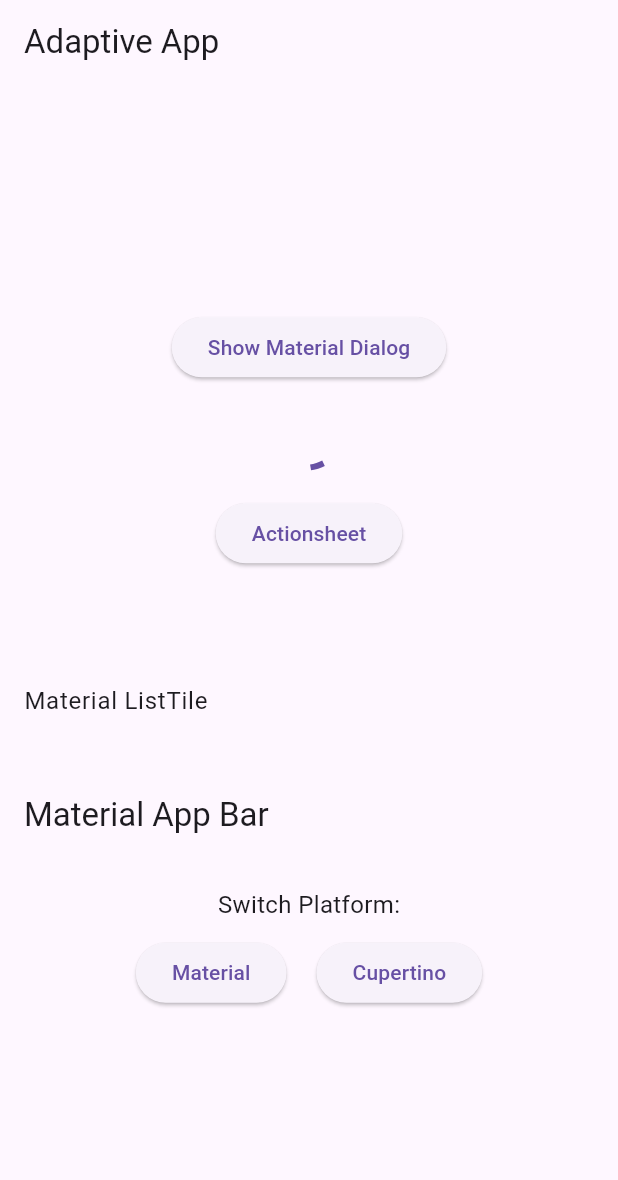
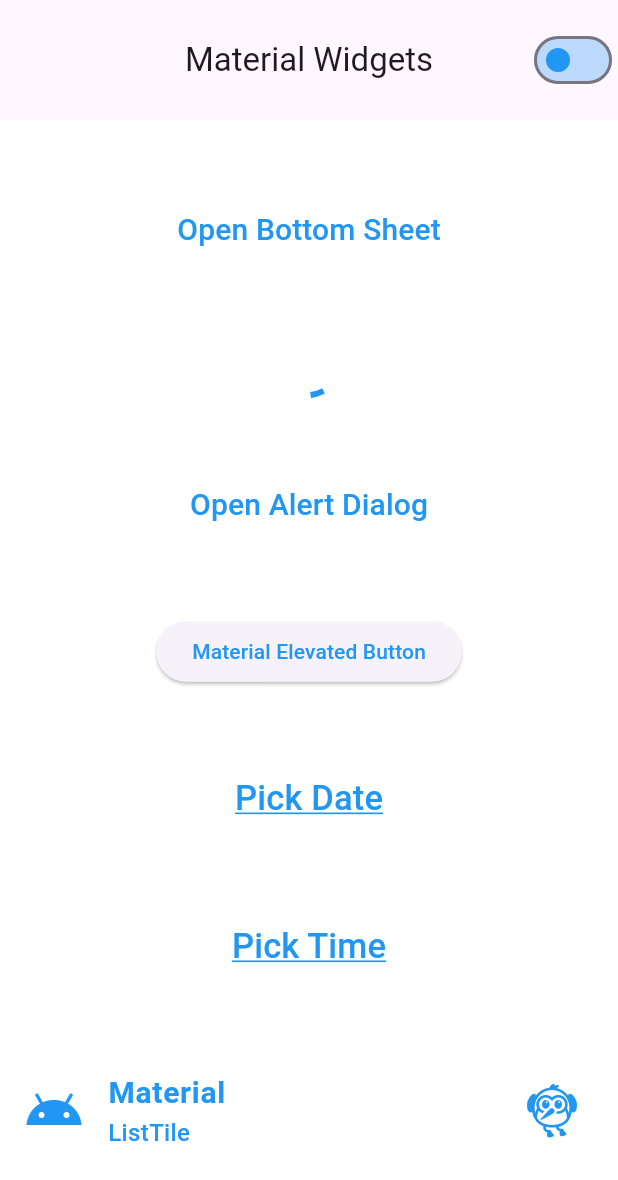
Before and after one commit to MEeTpanchal1222/advence_flutter_ch_2, a Flutter app: the screen it shows after launch, on a phone screen of 412 x 824 dp. Shown: the top 1180 px of the screen. Run offline on Flutter 3.47's test engine with Material 3 defaults, Android fonts, the phone set to English and light mode, and no system bars.

Commit message:
ram  ram

```diff
--- a/lib/2_1/action_sheet/ios/view/ios_dialog_box.dart
+++ b/lib/2_1/action_sheet/ios/view/ios_dialog_box.dart
@@ -16,7 +16,7 @@ class ActionSheet extends StatelessWidget {
         centerTitle: true,
         backgroundColor: Colors.white,
         title: const Text(
-          "Date Picker Ios",
+          "ActionSheet Ios",
           style: TextStyle(color: Colors.black),
         ),
       ),
--- a/lib/2_2/CupertinoAlertDialog/swiach_Alertdialog.dart
+++ /dev/null
@@ -1,205 +0,0 @@
-import 'package:flutter/cupertino.dart';
-import 'package:flutter/material.dart';
-import 'package:provider/provider.dart';
-
-import '../provider/provider.dart';
-
-class swicth extends StatelessWidget {
-  @override
-  Widget build(BuildContext context) {
-    return Scaffold(
-      appBar: AppBar(
-        title: Text('Adaptive App'),
-      ),
-      body: Center(
-        child: Column(
-          mainAxisAlignment: MainAxisAlignment.center,
-          children: <Widget>[
-            PlatformProvider.platform == 'ios'?
-            CupertinoButton(
-              child: Text('Show Cupertino Alert'),
-              onPressed: () {
-                showCupertinoDialog(
-                  context: context,
-                  builder: (context) => CupertinoAlertDialog(
-                    title: Text('Cupertino Alert'),
-                    content: Text('This is a Cupertino Alert!'),
-                    actions: <Widget>[
-                      CupertinoDialogAction(
-                        child: Text('OK'),
-                        onPressed: () {
-                          Navigator.of(context).pop();
-                        },
-                      ),
-                    ],
-                  ),
-                );
-              },
-            ):ElevatedButton(
-          child: Text('Show Material Dialog'),
-          onPressed: () {
-            showDialog(
-              context: context,
-              builder: (context) => AlertDialog(
-                title: Text('Material Alert'),
-                content: Text('This is a Material Alert!'),
-                actions: <Widget>[
-                  TextButton(
-                    child: Text('OK'),
-                    onPressed: () {
-                      Navigator.of(context).pop();
-                    },
-                  ),
-                ],
-              ),
-            );
-          },
-        ),
-            SizedBox(height: 20),
-            PlatformProvider.platform == 'ios'
-                ? CupertinoActivityIndicator()
-                : CircularProgressIndicator(),
-            SizedBox(height: 20),
-            PlatformProvider.platform == 'ios'
-                ? CupertinoButton(
-              child: Text('Actionsheet'),
-              onPressed:() =>
-              CupertinoActionSheet(
-                                actions: <Widget>[
-                  CupertinoActionSheetAction(
-                    child: Text('Option 1'),
-                    onPressed: () {
-                      // Add your action here
-                    },
-                  ),
-                  CupertinoActionSheetAction(
-                    child: Text('Option 2'),
-                    onPressed: () {
-                      // Add your action here
-                    },
-                  ),
-                                ],
-                                cancelButton: CupertinoActionSheetAction(
-                  child: Text('Cancel'),
-                  onPressed: () {
-                    Navigator.of(context).pop();
-                  },
-                                ),
-                              ),
-                )
-                :
-            ElevatedButton(
-              child: Text('Actionsheet'),
-              onPressed: () => Visibility(
-                visible:PlatformProvider.isactionsheet,
-                child: AlertDialog(
-                  title: Text('Material Action Sheet'),
-                  content: Text('This is a Material Action Sheet!'),
-                  actions: <Widget>[
-                    TextButton(
-                      child: Text('Option 1'),
-                      onPressed: () {
-                        // Add your action here
-                      },
-                    ),
-                    TextButton(
-                      child: Text('Option 2'),
-                      onPressed: () {
-                        // Add your action here
-                      },
-                    ),
-                    TextButton(
-                      child: Text('Cancel'),
-                      onPressed: () {
-                        Navigator.of(context).pop();
-                      },
-                    ),
-                  ],
-                ),
-              ),
-            ),
-            SizedBox(height: 20),
-            PlatformProvider.platform == 'ios'
-                ? CupertinoDatePicker(
-              mode: CupertinoDatePickerMode.date,
-              initialDateTime: DateTime.now(),
-              onDateTimeChanged: (DateTime newDateTime) {
-                // Do something with the new date
-              },
-            )
-                : Container(),
-            SizedBox(height: 20),
-            PlatformProvider.platform == 'ios'
-                ? CupertinoTimerPicker(
-              mode: CupertinoTimerPickerMode.hms,
-              onTimerDurationChanged: (Duration value) {
-
-              },
-
-            )
-                : Container(),
-            SizedBox(height: 20),
-            PlatformProvider.platform == 'ios'
-                ? CupertinoListTile(
-              title: Text('Cupertino ListTile'),
-              onTap: () {
-                // Add your onTap action here
-              },
-            )
-                : ListTile(
-              title: Text('Material ListTile'),
-              onTap: () {
-                // Add your onTap action here
-              },
-            ),
-            SizedBox(height: 20),
-            PlatformProvider.platform == 'ios'
-                ? CupertinoNavigationBar(
-              middle: Text('Cupertino Navigation Bar'),
-            )
-                : AppBar(
-              title: Text('Material App Bar'),
-            ),
-            SizedBox(height: 20),
-            PlatformSwitcher(),
-          ],
-        ),
-      ),
-    );
-  }
-}
-
-class PlatformSwitcher extends StatelessWidget {
-  @override
-  Widget build(BuildContext context) {
-    return Column(
-      children: [
-        Text(
-          'Switch Platform:',
-          style: TextStyle(fontSize: 16),
-        ),
-        SizedBox(height: 10),
-        Row(
-          mainAxisAlignment: MainAxisAlignment.center,
-          children: [
-            ElevatedButton(
-              onPressed: () {
-                Provider.of<PlatformProvider>(context, listen: false)
-                    .setandriod();
-              },
-              child: Text('Material'),
-            ),
-            SizedBox(width: 20),
-            ElevatedButton(
-              onPressed: () {
-                Provider.of<PlatformProvider>(context, listen: false)
-                    .setios();
-              },
-              child: Text('Cupertino'),
-            ),
-          ],
-        ),
-      ],
-    );
-  }
-}
--- /dev/null
+++ b/lib/2_2/adptive/adptive.dart
@@ -0,0 +1,22 @@
+import 'package:flutter/cupertino.dart';
+import 'package:flutter/material.dart';
+import 'package:provider/provider.dart';
+
+import '../andriod/andriod.dart';
+import '../ios/ios.dart';
+import '../provider/provider_adptive.dart';
+
+class AdaptiveMaterialCupertino extends StatelessWidget {
+  const AdaptiveMaterialCupertino({super.key});
+
+  @override
+  Widget build(BuildContext context) {
+    if (Provider.of<SwitchProvider>(context, listen: true).isCupertino) {
+      return CupertinoApp(
+          debugShowCheckedModeBanner: false, home: CupertinoWidgets());
+    } else {
+      return MaterialApp(
+          debugShowCheckedModeBanner: false, home: MaterialWidgets());
+    }
+  }
+}
--- a/lib/2_2/adptive_widget/adptive.dart
+++ /dev/null
@@ -1,40 +0,0 @@
-import 'package:flutter/cupertino.dart';
-import 'package:flutter/material.dart';
-import 'package:provider/provider.dart';
-
-import '../CupertinoAlertDialog/swiach_Alertdialog.dart';
-import '../provider/provider.dart';
-
-class adptive extends StatelessWidget {
-  const adptive({super.key});
-
-  @override
-  Widget build(BuildContext context) {
-    return  MultiProvider(
-      providers: [
-        ChangeNotifierProvider(
-          create: (context) => PlatformProvider(),
-        )
-      ],
-      child:
-      PlatformProvider.platform == 'ios'
-          ?
-      CupertinoApp(
-        debugShowCheckedModeBanner: false,
-        title: 'Adaptive App',
-        home: swicth(),
-        theme: CupertinoThemeData(
-          primaryColor: Colors.blue,
-        ),
-      )
-          : MaterialApp(
-        debugShowCheckedModeBanner: false,
-        title: 'Adaptive App',
-        home: swicth(),
-        theme: ThemeData(
-          primarySwatch: Colors.blue,
-        ),
-      ),
-    );
-  }
-}
--- /dev/null
+++ b/lib/2_2/andriod/andriod.dart
@@ -0,0 +1,161 @@
+import 'package:flutter/material.dart';
+import 'package:provider/provider.dart';
+
+import '../provider/provider_adptive.dart';
+
+class MaterialWidgets extends StatelessWidget {
+  const MaterialWidgets({super.key});
+
+  @override
+  Widget build(BuildContext context) {
+    return Scaffold(
+      backgroundColor: Colors.white,
+      appBar: AppBar(
+        toolbarHeight: 80,
+        title: Text(
+          "Material Widgets",
+        ),
+        centerTitle: true,
+        actions: [
+          Switch(
+            value:
+            Provider.of<SwitchProvider>(context, listen: true).isCupertino,
+            inactiveThumbColor: Colors.blue,
+            inactiveTrackColor: Colors.blue.withOpacity(0.3),
+            onChanged: (value) {
+              Provider.of<SwitchProvider>(context, listen: false)
+                  .changeLibrary(value);
+            },
+          )
+        ],
+      ),
+      body: Center(
+        child: Column(
+          mainAxisAlignment: MainAxisAlignment.spaceEvenly,
+          children: [
+            TextButton(
+                onPressed: () {
+                  showModalBottomSheet(
+                    context: context,
+                    builder: (context) => Center(
+                      child: Text(
+                        "This is material bottom sheet",
+                        style: TextStyle(
+                          fontSize: 20,
+                        ),
+                      ),
+                    ),
+                  );
+                },
+                child: Text(
+                  "Open Bottom Sheet",
+                  style: TextStyle(
+                    fontSize: 20,
+                    color: Colors.blue,
+                  ),
+                )),
+            CircularProgressIndicator(
+              color: Colors.blue,
+            ),
+            TextButton(
+                onPressed: () {
+                  showDialog(
+                    context: context,
+                    builder: (context) => AlertDialog(
+                      title: Text("Material"),
+                      content: Text(
+                          "This is a Alert Dialog Box comes from material library"),
+                      actions: [
+                        TextButton(
+                            onPressed: () => Navigator.pop(context),
+                            child: Text(
+                              "okay",
+                              style: TextStyle(
+                                color: Colors.blue,
+                              ),
+                            ))
+                      ],
+                    ),
+                  );
+                },
+                child: Text(
+                  "Open Alert Dialog",
+                  style: TextStyle(
+                    fontSize: 20,
+                    color: Colors.blue,
+                  ),
+                )),
+            ElevatedButton(
+                onPressed: () {},
+                child: Text(
+                  "Material Elevated Button",
+                  style: TextStyle(color: Colors.blue),
+                )),
+            TextButton(
+              onPressed: () {
+                showDatePicker(
+                    context: context,
+                    firstDate: DateTime(1924),
+                    lastDate: DateTime(2025),
+                    initialDate: DateTime.now());
+              },
+              child: Text(
+                "Pick Date",
+                style: TextStyle(
+                  color: Colors.blue,
+                  fontSize: 23,
+                  decoration: TextDecoration.underline,
+                  decorationStyle: TextDecorationStyle.solid,
+                  decorationColor: Colors.blue,
+                ),
+              ),
+            ),
+            TextButton(
+              onPressed: () {
+                showTimePicker(context: context, initialTime: TimeOfDay.now());
+              },
+              child: Text(
+                "Pick Time",
+                style: TextStyle(
+                  color: Colors.blue,
+                  fontSize: 23,
+                  decoration: TextDecoration.underline,
+                  decorationStyle: TextDecorationStyle.solid,
+                  decorationColor: Colors.blue,
+                ),
+              ),
+            ),
+            ListTile(
+              trailing: Icon(
+                Icons.flutter_dash_sharp,
+                color: Colors.blue,
+                size: 40,
+              ),
+              leading: Icon(
+                Icons.android,
+                color: Colors.blue,
+                size: 40,
+              ),
+              title: Text(
+                "Material",
+                style: TextStyle(
+                  fontSize: 20,
+                  fontWeight: FontWeight.bold,
+                  color: Colors.blue,
+                ),
+              ),
+              subtitle: Text(
+                "ListTile",
+                style: TextStyle(
+                  fontSize: 16,
+                  fontWeight: FontWeight.w500,
+                  color: Colors.blue,
+                ),
+              ),
+            )
+          ],
+        ),
+      ),
+    );
+  }
+}
--- a/lib/2_2/provider/provider.dart
+++ /dev/null
@@ -1,18 +0,0 @@
-import 'dart:io';
-
-import 'package:flutter/cupertino.dart';
-
-class PlatformProvider extends ChangeNotifier {
-  static String platform = Platform.operatingSystem;
-  static bool isactionsheet = false;
-
-
-  void setios() {
-    platform = 'ios';
-    notifyListeners();
-  }
-  void setandriod() {
-    platform = 'andriod';
-    notifyListeners();
-  }
-}
--- /dev/null
+++ b/lib/2_2/provider/provider_adptive.dart
@@ -0,0 +1,10 @@
+import 'package:flutter/cupertino.dart';
+
+class SwitchProvider extends ChangeNotifier {
+  bool isCupertino = false;
+
+  void changeLibrary(bool value) {
+    isCupertino = value;
+    notifyListeners();
+  }
+}
--- a/lib/main.dart
+++ b/lib/main.dart
@@ -11,11 +11,13 @@ import '2_1/dialog_box/andriod/view/dialoge_box.dart';
 import '2_1/time_picker/andriod/ui_screen_2.dart';
 import '2_1/time_picker/ios/provider/provider_for_time_picker.dart';
 import '2_1/time_picker/ios/view/ios_time_picker.dart';
-import '2_2/adptive_widget/adptive.dart';
+import '2_2/adptive/adptive.dart';
+import '2_2/provider/provider_adptive.dart';
+
 
 
 void main() {
-  runApp( adptive());
+  runApp( MyApp());
 }
 
 class MyApp extends StatelessWidget {
@@ -32,6 +34,9 @@ class MyApp extends StatelessWidget {
         ChangeNotifierProvider(
           create: (context) => IosTimeProvider(),
         ),
+        ChangeNotifierProvider(
+          create: (context) => SwitchProvider(),
+        ),
       ],
 
       child: MaterialApp(
@@ -40,7 +45,7 @@ class MyApp extends StatelessWidget {
           textTheme: TextTheme(
             bodyLarge: TextStyle(
               color: Colors.amber,
-                  fontSize: 35,
+                  fontSize: 25,
             )
           ),
           appBarTheme: AppBarTheme(
@@ -51,7 +56,7 @@ class MyApp extends StatelessWidget {
                 dayForegroundColor: MaterialStateProperty.all(Colors.white),
                 yearForegroundColor: MaterialStateProperty.all(Colors.white),
                 todayBorder: BorderSide(
-                  color: Colors.redAccent,
+                  color: Colors.blueAccent,
                 ),
                 yearStyle: TextStyle(color: Colors.black),
                 weekdayStyle: TextStyle(color: Colors.black)),
@@ -65,7 +70,7 @@ class MyApp extends StatelessWidget {
             primarySwatch: Colors.amber
           ),
         ),
-        initialRoute: '/dialoge',
+        initialRoute: '/adeptive',
         routes: {
           '/date':(context) =>datepicker(),
           '/i-date':(context) => IosDatePicker(),
@@ -73,6 +78,7 @@ class MyApp extends StatelessWidget {
           '/i-time':(context) =>IosTimePicker(),
           '/dialoge':(context) =>DialogBoxAndroid(),
           '/i-actionsheet':(context)=>ActionSheet(),
+          '/adeptive' :(context)=> AdaptiveMaterialCupertino()
         },
       ),
     );
```
Also changed, not shown: lib/2_1/action_sheet/ios/view/components/diloge_components.dart (+7 -7 lines), lib/2_1/dialog_box/andriod/view/dialoge_box.dart (+7 -7 lines), lib/2_2/ios/ios.dart (added, +183 -0 lines).
